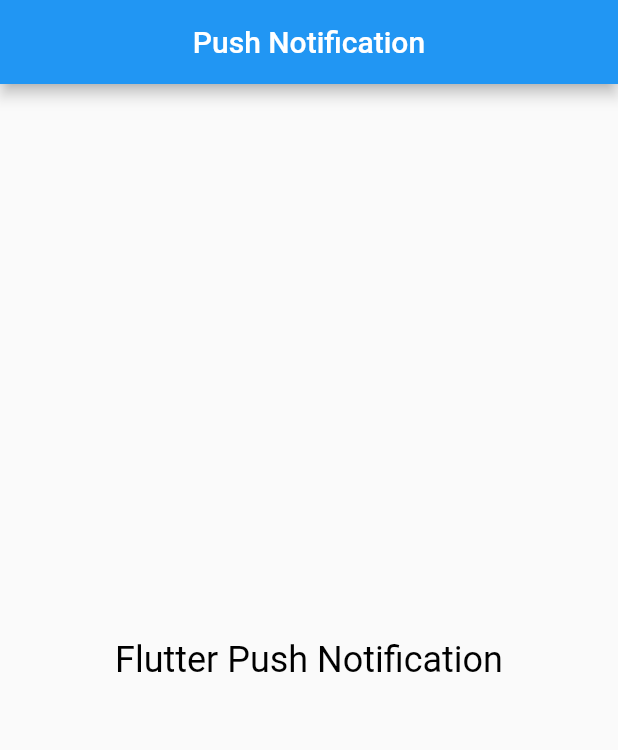
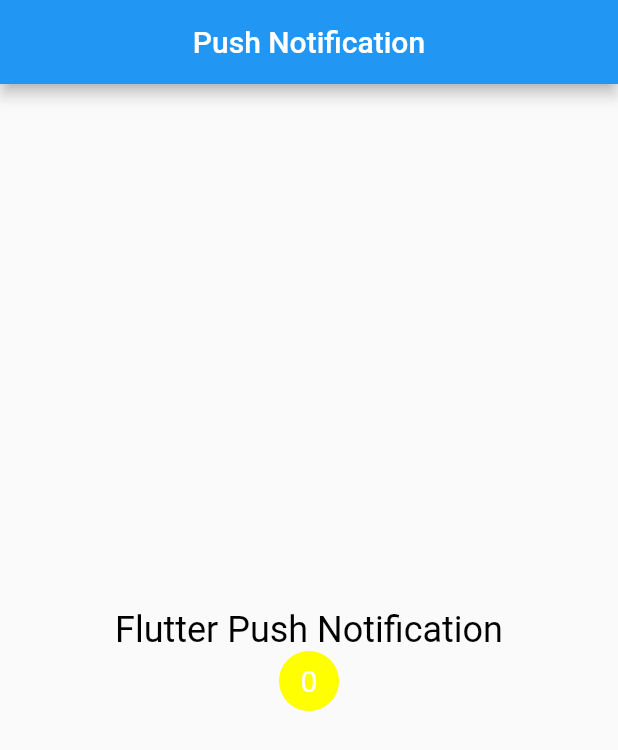
Before and after one commit to AyushSantri/FlutterPushNotification, a Flutter app: the screen it shows after launch, on a phone screen of 412 x 824 dp. Shown: the top 750 px of the screen. Run offline on Flutter 3.47's test engine with Material 2 defaults, Android fonts, the light colour scheme and no system bars; drawn by our look-alikes of overlay_support; our stand-ins replace firebase_core, firebase_messaging; accounts and stored records are empty.

Commit message:
added notification badge in home_page.dart

```diff
--- a/lib/home_page.dart
+++ b/lib/home_page.dart
@@ -1,6 +1,7 @@
 import 'package:firebase_messaging/firebase_messaging.dart';
 import 'package:flutter/material.dart';
 import 'package:push_notification_firebase/model/pushnotification_model.dart';
+import 'package:push_notification_firebase/notification_badge.dart';
 
 class HomePage extends StatefulWidget {
   const HomePage({Key? key}) : super(key: key);
@@ -10,6 +11,12 @@
 }
 
 class _HomePageState extends State<HomePage> {
+  @override
+  void initState() {
+    _totalNotificationCounter = 0;
+    super.initState();
+  }
+
   //initializing FirebaseMessaging
   late final FirebaseMessaging _messaging;
   late int _totalNotificationCounter;
@@ -60,11 +67,12 @@
       body: Center(
         child: Column(
           mainAxisAlignment: MainAxisAlignment.center,
-          children: const [
-            Text(
+          children: [
+            const Text(
               'Flutter Push Notification',
               style: TextStyle(color: Colors.black, fontSize: 24),
-            )
+            ),
+            NotificationBadge(totalNotification: _totalNotificationCounter),
           ],
         ),
       ),
```
